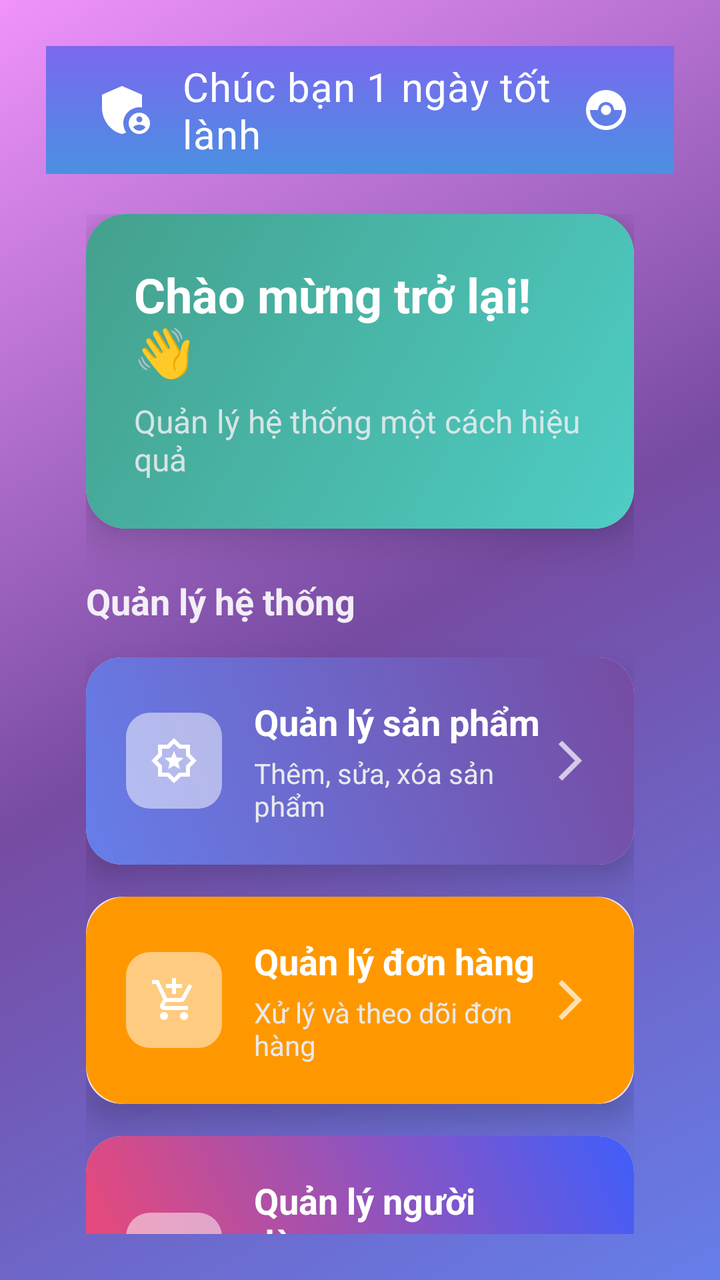
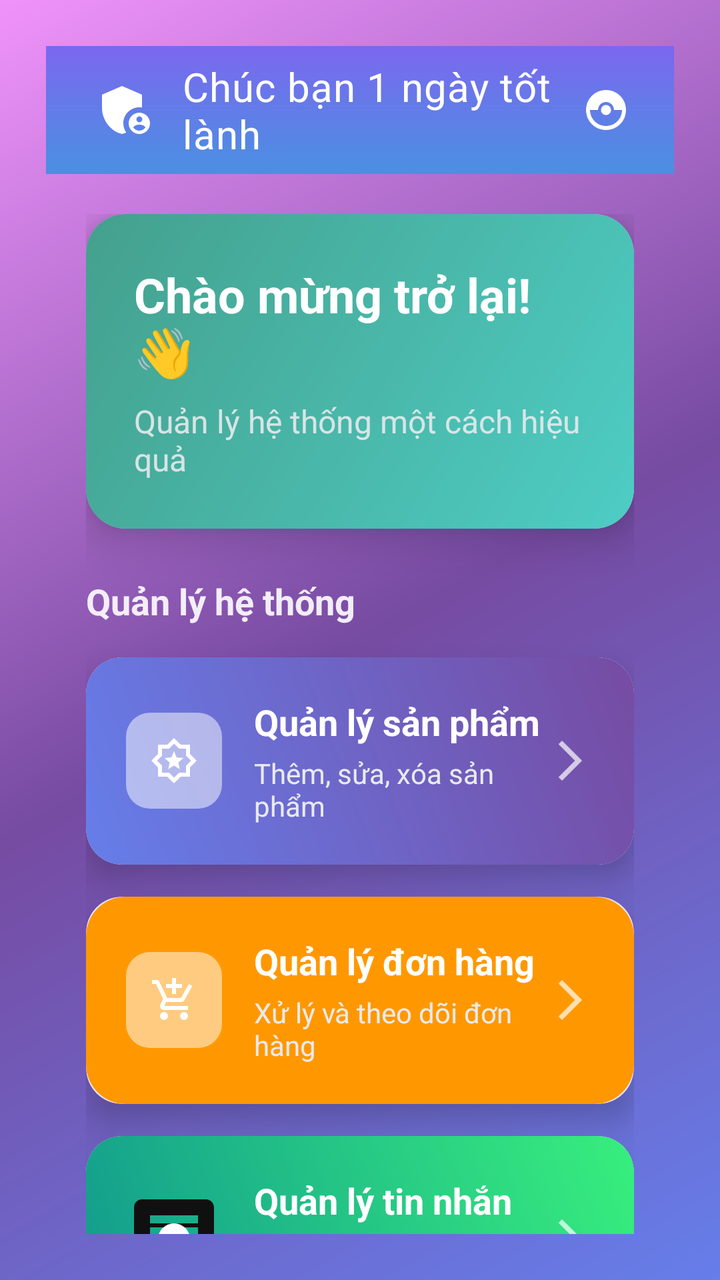

Before-and-after screenshots of an Android layout around one commit, followed by the original layout XML and the change that was made.
<!-- AndroidManifest.xml: application theme Theme.MyApplication -->
<!-- res/layout/activity_admin.xml -->
<?xml version="1.0" encoding="utf-8"?>
<androidx.coordinatorlayout.widget.CoordinatorLayout
    xmlns:android="http://schemas.android.com/apk/res/android"
    xmlns:app="http://schemas.android.com/apk/res-auto"
    android:layout_width="match_parent"
    android:layout_height="match_parent"
    android:padding="23dp"
    android:id="@+id/main"
    android:background="@drawable/gradient_background">

    
    <com.google.android.material.appbar.AppBarLayout
        android:layout_width="match_parent"
        android:layout_height="wrap_content"
        android:background="@drawable/toolbar_gradient"
        app:elevation="8dp">
        <com.google.android.material.appbar.MaterialToolbar
            android:id="@+id/toolbar"
            android:layout_width="match_parent"
            android:layout_height="64dp"
            android:background="@android:color/transparent"
            android:elevation="0dp">
            <LinearLayout
                android:layout_width="match_parent"
                android:layout_height="match_parent"
                android:orientation="horizontal"
                android:gravity="center_vertical"
                android:paddingStart="8dp"
                android:paddingEnd="16dp">
                <ImageView
                    android:layout_width="32dp"
                    android:layout_height="32dp"
                    android:src="@drawable/baseline_admin_panel_settings_24"
                    app:tint="@android:color/white"
                    android:layout_marginEnd="12dp" />
                <TextView
                    android:layout_width="0dp"
                    android:layout_height="wrap_content"
                    android:layout_weight="1"
                    android:text="Chúc bạn 1 ngày tốt lành"
                    android:textColor="@android:color/white"

                    android:textSize="20sp"
                   android:fontFamily="sans-serif"
                    android:letterSpacing="0.02" />
                <ImageView
                    android:id="@+id/btnProfile"
                    android:layout_width="36dp"
                    android:layout_height="36dp"
                    android:src="@drawable/baseline_catching_pokemon_24"
                    app:tint="@android:color/white"
                    android:background="?attr/selectableItemBackgroundBorderless"
                    android:padding="6dp" />

            </LinearLayout>
        </com.google.android.material.appbar.MaterialToolbar>
    </com.google.android.material.appbar.AppBarLayout>

    
    <androidx.core.widget.NestedScrollView
        android:layout_width="match_parent"
        android:layout_height="match_parent"
        app:layout_behavior="@string/appbar_scrolling_view_behavior"
        android:fillViewport="true">

        <LinearLayout
            android:layout_width="match_parent"
            android:layout_height="wrap_content"
            android:orientation="vertical"
            android:padding="20dp">

            
            <com.google.android.material.card.MaterialCardView
                android:layout_width="match_parent"
                android:layout_height="wrap_content"
                android:layout_marginBottom="24dp"
                app:cardCornerRadius="20dp"
                app:cardElevation="12dp"
                app:strokeWidth="0dp"
                android:background="@drawable/welcome_card_gradient">

                <LinearLayout
                    android:layout_width="match_parent"
                    android:layout_height="wrap_content"
                    android:orientation="vertical"
                    android:padding="24dp"
                    android:background="@drawable/welcome_card_gradient">

                    <TextView
                        android:layout_width="wrap_content"
                        android:layout_height="wrap_content"
                        android:text="Chào mừng trở lại! 👋"
                        android:textColor="@android:color/white"
                        android:textSize="24sp"
                        android:textStyle="bold"
                        android:layout_marginBottom="8dp" />

                    <TextView
                        android:layout_width="wrap_content"
                        android:layout_height="wrap_content"
                        android:text="Quản lý hệ thống một cách hiệu quả"
                        android:textColor="#E8EAED"
                        android:textSize="16sp"
                        android:alpha="0.9" />

                </LinearLayout>
            </com.google.android.material.card.MaterialCardView>



            
            <TextView
                android:layout_width="wrap_content"
                android:layout_height="wrap_content"
                android:text="Quản lý hệ thống"
                android:textColor="@android:color/white"
                android:textSize="18sp"
                android:textStyle="bold"
                android:layout_marginBottom="16dp"
                android:alpha="0.9" />


            <com.google.android.material.card.MaterialCardView
                android:id="@+id/cardManageProducts"
                android:layout_width="match_parent"
                android:layout_height="wrap_content"
                android:layout_marginBottom="16dp"
                app:cardCornerRadius="18dp"
                app:cardElevation="10dp"
                app:strokeWidth="0dp"
                android:foreground="?attr/selectableItemBackground"
                android:clickable="true"
                android:focusable="true">

                <LinearLayout
                    android:layout_width="match_parent"
                    android:layout_height="wrap_content"
                    android:orientation="horizontal"
                    android:padding="20dp"
                    android:gravity="center_vertical"
                    android:background="@drawable/card_gradient_1">

                    <LinearLayout
                        android:layout_width="48dp"
                        android:layout_height="48dp"
                        android:background="@drawable/icon_background_1"
                        android:gravity="center"
                        android:layout_marginEnd="16dp">

                        <ImageView
                            android:layout_width="24dp"
                            android:layout_height="24dp"
                            android:src="@drawable/outline_award_star_24"
                            app:tint="@android:color/white" />

                    </LinearLayout>

                    <LinearLayout
                        android:layout_width="0dp"
                        android:layout_height="wrap_content"
                        android:layout_weight="1"
                        android:orientation="vertical">

                        <TextView
                            android:layout_width="wrap_content"
                            android:layout_height="wrap_content"
                            android:text="Quản lý sản phẩm"
                            android:textColor="@android:color/white"
                            android:textSize="18sp"
                            android:textStyle="bold"
                            android:layout_marginBottom="4dp" />

                        <TextView
                            android:layout_width="wrap_content"
                            android:layout_height="wrap_content"
                            android:text="Thêm, sửa, xóa sản phẩm"
                            android:textColor="#E8EAED"
                            android:textSize="14sp"
                            android:alpha="1" />

                    </LinearLayout>

                    <ImageView
                        android:layout_width="wrap_content"
                        android:layout_height="24dp"
                        android:alpha="0.7"
                        android:src="@drawable/outline_arrow_forward_ios_24"
                        app:tint="@android:color/white" />

                </LinearLayout>
            </com.google.android.material.card.MaterialCardView>

            
            <com.google.android.material.card.MaterialCardView
                android:id="@+id/cardManageOrders"
                android:layout_width="match_parent"
                android:layout_height="wrap_content"
                android:layout_marginBottom="16dp"
                app:cardCornerRadius="18dp"
                app:cardElevation="10dp"
                app:strokeWidth="0dp"
                android:foreground="?attr/selectableItemBackground"
                android:clickable="true"
                android:focusable="true">

                <LinearLayout
                    android:layout_width="match_parent"
                    android:layout_height="wrap_content"
                    android:orientation="horizontal"
                    android:padding="20dp"
                    android:gravity="center_vertical"
                    android:background="@drawable/status_background_processing">

                    <LinearLayout
                        android:layout_width="48dp"
                        android:layout_height="48dp"
                        android:background="@drawable/icon_background_2"
                        android:gravity="center"
                        android:layout_marginEnd="16dp">

                        <ImageView
                            android:layout_width="24dp"
                            android:layout_height="24dp"
                            android:src="@drawable/baseline_add_shopping_cart_24"
                            app:tint="@android:color/white" />

                    </LinearLayout>

                    <LinearLayout
                        android:layout_width="0dp"
                        android:layout_height="wrap_content"
                        android:layout_weight="1"
                        android:orientation="vertical">

                        <TextView
                            android:layout_width="wrap_content"
                            android:layout_height="wrap_content"
                            android:text="Quản lý đơn hàng"
                            android:textColor="@android:color/white"
                            android:textSize="18sp"
                            android:textStyle="bold"
                            android:layout_marginBottom="4dp" />

                        <TextView
                            android:layout_width="wrap_content"
                            android:layout_height="wrap_content"
                            android:text="Xử lý và theo dõi đơn hàng"
                            android:textColor="#E8EAED"
                            android:textSize="14sp"
                            android:alpha="1" />

                    </LinearLayout>

                    <ImageView
                        android:layout_width="24dp"
                        android:layout_height="24dp"
                        android:src="@drawable/outline_arrow_forward_ios_24"
                       app:tint="@android:color/white"
                        android:alpha="0.7" />

                </LinearLayout>
            </com.google.android.material.card.MaterialCardView>

            
            <com.google.android.material.card.MaterialCardView
                android:id="@+id/cardUserManagement"
                android:layout_width="match_parent"
                android:layout_height="wrap_content"
                android:layout_marginBottom="16dp"
                app:cardCornerRadius="18dp"
                app:cardElevation="10dp"
                app:strokeWidth="0dp"
                android:foreground="?attr/selectableItemBackground"
                android:clickable="true"
                android:focusable="true">

                <LinearLayout
                    android:layout_width="match_parent"
                    android:layout_height="wrap_content"
                    android:orientation="horizontal"
                    android:padding="20dp"
                    android:gravity="center_vertical"
                    android:background="@drawable/card_gradient_3">

                    <LinearLayout
                        android:layout_width="48dp"
                        android:layout_height="48dp"
                        android:background="@drawable/icon_background_2"
                        android:gravity="center"
                        android:layout_marginEnd="16dp">

                        <ImageView
                            android:layout_width="24dp"
                            android:layout_height="24dp"
                            android:src="@drawable/outline_account_child_24"
                            app:tint="@android:color/white" />

                    </LinearLayout>

                    <LinearLayout
                        android:layout_width="0dp"
                        android:layout_height="wrap_content"
                        android:layout_weight="1"
                        android:orientation="vertical">

                        <TextView
                            android:layout_width="wrap_content"
                            android:layout_height="wrap_content"
                            android:text="Quản lý người dùng"
                            android:textColor="@android:color/white"
                            android:textSize="18sp"
                            android:textStyle="bold"
                            android:layout_marginBottom="4dp" />

                        <TextView
                            android:layout_width="wrap_content"
                            android:layout_height="wrap_content"
                            android:text="Quản lý tài khoản người dùng"
                            android:textColor="#E8EAED"
                            android:textSize="14sp"
                            android:alpha="1" />

                    </LinearLayout>

                    <ImageView
                        android:layout_width="24dp"
                        android:layout_height="24dp"
                        android:src="@drawable/outline_arrow_forward_ios_24"
                        app:tint="@android:color/white"
                        android:alpha="0.7" />

                </LinearLayout>
            </com.google.android.material.card.MaterialCardView>

            
            <com.google.android.material.card.MaterialCardView
                android:id="@+id/cardRevenueReport"
                android:layout_width="match_parent"
                android:layout_height="wrap_content"
                android:layout_marginBottom="24dp"
                app:cardCornerRadius="18dp"
                app:cardElevation="10dp"
                app:strokeWidth="0dp"
                android:foreground="?attr/selectableItemBackground"
                android:clickable="true"
                android:focusable="true">

                <LinearLayout
                    android:layout_width="match_parent"
                    android:layout_height="wrap_content"
                    android:orientation="horizontal"
                    android:padding="20dp"
                    android:gravity="center_vertical"
                    android:background="@drawable/card_gradient_4">

                    <LinearLayout
                        android:layout_width="48dp"
                        android:layout_height="48dp"
                        android:background="@drawable/icon_background_2"
                        android:gravity="center"
                        android:layout_marginEnd="16dp">

                        <ImageView
                            android:layout_width="24dp"
                            android:layout_height="24dp"
                            android:src="@drawable/outline_balance_24"
                            app:tint="@android:color/white" />

                    </LinearLayout>

                    <LinearLayout
                        android:layout_width="0dp"
                        android:layout_height="wrap_content"
                        android:layout_weight="1"
                        android:orientation="vertical">

                        <TextView
                            android:layout_width="wrap_content"
                            android:layout_height="wrap_content"
                            android:text="Báo cáo doanh thu"
                            android:textColor="@android:color/white"
                            android:textSize="18sp"
                            android:textStyle="bold"
                            android:layout_marginBottom="4dp" />

                        <TextView
                            android:layout_width="wrap_content"
                            android:layout_height="wrap_content"
                            android:text="Xem thống kê và báo cáo"
                            android:textColor="#E8EAED"
                            android:textSize="14sp"
                            android:alpha="1" />

                    </LinearLayout>

                    <ImageView
                        android:layout_width="24dp"
                        android:layout_height="24dp"
                        android:src="@drawable/outline_arrow_forward_ios_24"
                        app:tint="@android:color/white"
                        android:alpha="0.7" />

                </LinearLayout>
            </com.google.android.material.card.MaterialCardView>
        </LinearLayout>
    </androidx.core.widget.NestedScrollView>
</androidx.coordinatorlayout.widget.CoordinatorLayout>
<!-- resources referenced by this layout -->
<resources>
  <!-- drawable card_gradient_1 (drawable) -->
  <?xml version="1.0" encoding="utf-8"?>
  <shape xmlns:android="http://schemas.android.com/apk/res/android">
      <gradient
          android:angle="45"
          android:startColor="#667eea"
          android:endColor="#764ba2"
          android:type="linear" />
      <corners android:radius="18dp" />
  </shape>
  <!-- drawable card_gradient_3 (drawable) -->
  <?xml version="1.0" encoding="utf-8"?>
  <shape xmlns:android="http://schemas.android.com/apk/res/android">
      <gradient
          android:angle="45"
          android:startColor="#FC466B"
          android:endColor="#3F5EFB"
          android:type="linear" />
      <corners android:radius="18dp" />
  </shape>
  <!-- drawable card_gradient_4 (drawable) -->
  <?xml version="1.0" encoding="utf-8"?>
  <shape xmlns:android="http://schemas.android.com/apk/res/android">
      <gradient
          android:angle="45"
          android:startColor="#FDBB2D"
          android:endColor="#22C1C3"
          android:type="linear" />
      <corners android:radius="18dp" />
  </shape>
  <!-- drawable gradient_background (drawable) -->
  <?xml version="1.0" encoding="utf-8"?>
  <shape xmlns:android="http://schemas.android.com/apk/res/android">
      <gradient
          android:angle="135"
          android:startColor="#667EEA"
          android:centerColor="#764BA2"
          android:endColor="#F093FB"
          android:type="linear" />
  </shape>
  <!-- drawable icon_background_1 (drawable) -->
  <?xml version="1.0" encoding="utf-8"?>
  <shape xmlns:android="http://schemas.android.com/apk/res/android">
      <solid android:color="#80FFFFFF" />
      <corners android:radius="12dp" />
  </shape>
  <!-- drawable icon_background_2 (drawable) -->
  <?xml version="1.0" encoding="utf-8"?>
  <shape xmlns:android="http://schemas.android.com/apk/res/android">
      <solid android:color="#80FFFFFF" />
      <corners android:radius="12dp" />
  </shape>
  <!-- drawable status_background_processing (drawable) -->
  <?xml version="1.0" encoding="utf-8"?>
  <shape xmlns:android="http://schemas.android.com/apk/res/android"
      android:shape="rectangle">
      <solid android:color="#FF9800" />
      <corners android:radius="20dp" />
  </shape>
  <!-- drawable toolbar_gradient (drawable) -->
  <?xml version="1.0" encoding="utf-8"?>
  <shape xmlns:android="http://schemas.android.com/apk/res/android">
      <gradient
          android:angle="90"
          android:startColor="#4A90E2"
          android:endColor="#7B68EE"
          android:type="linear" />
  </shape>
  <style name="Theme.MyApplication" parent="Base.Theme.MyApplication" />
  <style name="Base.Theme.MyApplication" parent="Theme.Material3.DayNight.NoActionBar">
          
          
      </style>
  <!-- unchanged entries left out for length: 8 -->
</resources>

<!-- the commit's change to res/layout/activity_admin.xml (unified diff, before → after) -->
@@ -39,9 +39,8 @@
                     android:layout_weight="1"
                     android:text="Chúc bạn 1 ngày tốt lành"
                     android:textColor="@android:color/white"
-
                     android:textSize="20sp"
-                   android:fontFamily="sans-serif"
+                    android:fontFamily="sans-serif"
                     android:letterSpacing="0.02" />
                 <ImageView
                     android:id="@+id/btnProfile"
@@ -106,8 +105,6 @@
                 </LinearLayout>
             </com.google.android.material.card.MaterialCardView>
 
-
-
             
             <TextView
                 android:layout_width="wrap_content"
@@ -119,7 +116,7 @@
                 android:layout_marginBottom="16dp"
                 android:alpha="0.9" />
 
-
+            
             <com.google.android.material.card.MaterialCardView
                 android:id="@+id/cardManageProducts"
                 android:layout_width="match_parent"
@@ -255,7 +252,7 @@
                         android:layout_width="24dp"
                         android:layout_height="24dp"
                         android:src="@drawable/outline_arrow_forward_ios_24"
-                       app:tint="@android:color/white"
+                        app:tint="@android:color/white"
                         android:alpha="0.7" />
 
                 </LinearLayout>
@@ -263,7 +260,7 @@
 
             
             <com.google.android.material.card.MaterialCardView
-                android:id="@+id/cardUserManagement"
+                android:id="@+id/cardManageMessages"
                 android:layout_width="match_parent"
                 android:layout_height="wrap_content"
                 android:layout_marginBottom="16dp"
@@ -280,19 +277,19 @@
                     android:orientation="horizontal"
                     android:padding="20dp"
                     android:gravity="center_vertical"
-                    android:background="@drawable/card_gradient_3">
+                    android:background="@drawable/card_gradient_2">
 
                     <LinearLayout
                         android:layout_width="48dp"
                         android:layout_height="48dp"
-                        android:background="@drawable/icon_background_2"
+                        android:background="@drawable/baseline_chat_24"
                         android:gravity="center"
                         android:layout_marginEnd="16dp">
 
                         <ImageView
                             android:layout_width="24dp"
                             android:layout_height="24dp"
-                            android:src="@drawable/outline_account_child_24"
+                            android:src="@drawable/baseline_fiber_manual_record_24"
                             app:tint="@android:color/white" />
 
                     </LinearLayout>
@@ -306,7 +303,7 @@
                         <TextView
                             android:layout_width="wrap_content"
                             android:layout_height="wrap_content"
-                            android:text="Quản lý người dùng"
+                            android:text="Quản lý tin nhắn"
                             android:textColor="@android:color/white"
                             android:textSize="18sp"
                             android:textStyle="bold"
@@ -315,7 +312,7 @@
                         <TextView
                             android:layout_width="wrap_content"
                             android:layout_height="wrap_content"
-                            android:text="Quản lý tài khoản người dùng"
+                            android:text="Trả lời và quản lý tin nhắn khách hàng"
                             android:textColor="#E8EAED"
                             android:textSize="14sp"
                             android:alpha="1" />
@@ -334,10 +331,10 @@
 
             
             <com.google.android.material.card.MaterialCardView
-                android:id="@+id/cardRevenueReport"
-                android:layout_width="match_parent"
-                android:layout_height="wrap_content"
-                android:layout_marginBottom="24dp"
+                android:id="@+id/cardUserManagement"
+                android:layout_width="match_parent"
+                android:layout_height="wrap_content"
+                android:layout_marginBottom="16dp"
                 app:cardCornerRadius="18dp"
                 app:cardElevation="10dp"
                 app:strokeWidth="0dp"
@@ -351,7 +348,7 @@
                     android:orientation="horizontal"
                     android:padding="20dp"
                     android:gravity="center_vertical"
-                    android:background="@drawable/card_gradient_4">
+                    android:background="@drawable/card_gradient_3">
 
                     <LinearLayout
                         android:layout_width="48dp"
@@ -363,7 +360,7 @@
                         <ImageView
                             android:layout_width="24dp"
                             android:layout_height="24dp"
-                            android:src="@drawable/outline_balance_24"
+                            android:src="@drawable/outline_account_child_24"
                             app:tint="@android:color/white" />
 
                     </LinearLayout>
@@ -377,7 +374,7 @@
                         <TextView
                             android:layout_width="wrap_content"
                             android:layout_height="wrap_content"
-                            android:text="Báo cáo doanh thu"
+                            android:text="Quản lý người dùng"
                             android:textColor="@android:color/white"
                             android:textSize="18sp"
                             android:textStyle="bold"
@@ -386,7 +383,7 @@
                         <TextView
                             android:layout_width="wrap_content"
                             android:layout_height="wrap_content"
-                            android:text="Xem thống kê và báo cáo"
+                            android:text="Quản lý tài khoản người dùng"
                             android:textColor="#E8EAED"
                             android:textSize="14sp"
                             android:alpha="1" />
@@ -402,6 +399,77 @@
 
                 </LinearLayout>
             </com.google.android.material.card.MaterialCardView>
+
+            
+            <com.google.android.material.card.MaterialCardView
+                android:id="@+id/cardRevenueReport"
+                android:layout_width="match_parent"
+                android:layout_height="wrap_content"
+                android:layout_marginBottom="24dp"
+                app:cardCornerRadius="18dp"
+                app:cardElevation="10dp"
+                app:strokeWidth="0dp"
+                android:foreground="?attr/selectableItemBackground"
+                android:clickable="true"
+                android:focusable="true">
+
+                <LinearLayout
+                    android:layout_width="match_parent"
+                    android:layout_height="wrap_content"
+                    android:orientation="horizontal"
+                    android:padding="20dp"
+                    android:gravity="center_vertical"
+                    android:background="@drawable/card_gradient_4">
+
+                    <LinearLayout
+                        android:layout_width="48dp"
+                        android:layout_height="48dp"
+                        android:background="@drawable/icon_background_2"
+                        android:gravity="center"
+                        android:layout_marginEnd="16dp">
+
+                        <ImageView
+                            android:layout_width="24dp"
+                            android:layout_height="24dp"
+                            android:src="@drawable/outline_balance_24"
+                            app:tint="@android:color/white" />
+
+                    </LinearLayout>
+
+                    <LinearLayout
+                        android:layout_width="0dp"
+                        android:layout_height="wrap_content"
+                        android:layout_weight="1"
+                        android:orientation="vertical">
+
+                        <TextView
+                            android:layout_width="wrap_content"
+                            android:layout_height="wrap_content"
+                            android:text="Báo cáo doanh thu"
+                            android:textColor="@android:color/white"
+                            android:textSize="18sp"
+                            android:textStyle="bold"
+                            android:layout_marginBottom="4dp" />
+
+                        <TextView
+                            android:layout_width="wrap_content"
+                            android:layout_height="wrap_content"
+                            android:text="Xem thống kê và báo cáo"
+                            android:textColor="#E8EAED"
+                            android:textSize="14sp"
+                            android:alpha="1" />
+
+                    </LinearLayout>
+
+                    <ImageView
+                        android:layout_width="24dp"
+                        android:layout_height="24dp"
+                        android:src="@drawable/outline_arrow_forward_ios_24"
+                        app:tint="@android:color/white"
+                        android:alpha="0.7" />
+
+                </LinearLayout>
+            </com.google.android.material.card.MaterialCardView>
         </LinearLayout>
     </androidx.core.widget.NestedScrollView>
 </androidx.coordinatorlayout.widget.CoordinatorLayout>
<!-- resource entries referenced after the edit -->
@@ -1,5 +1,17 @@
 <!-- resources referenced by this layout -->
 <resources>
+  <!-- drawable baseline_chat_24 (drawable) -->
+  <vector xmlns:android="http://schemas.android.com/apk/res/android" android:autoMirrored="true" android:height="24dp" android:tint="#101010" android:viewportHeight="24" android:viewportWidth="24" android:width="24dp">
+        
+      <path android:fillColor="@android:color/white" android:pathData="M20,2L4,2c-1.1,0 -1.99,0.9 -1.99,2L2,22l4,-4h14c1.1,0 2,-0.9 2,-2L22,4c0,-1.1 -0.9,-2 -2,-2zM6,9h12v2L6,11L6,9zM14,14L6,14v-2h8v2zM18,8L6,8L6,6h12v2z"/>
+      
+  </vector>
+  <!-- drawable baseline_fiber_manual_record_24 (drawable) -->
+  <vector xmlns:android="http://schemas.android.com/apk/res/android" android:height="24dp" android:tint="#101010" android:viewportHeight="24" android:viewportWidth="24" android:width="24dp">
+        
+      <path android:fillColor="@android:color/white" android:pathData="M12,12m-8,0a8,8 0,1 1,16 0a8,8 0,1 1,-16 0"/>
+      
+  </vector>
   <!-- drawable card_gradient_1 (drawable) -->
   <?xml version="1.0" encoding="utf-8"?>
   <shape xmlns:android="http://schemas.android.com/apk/res/android">
@@ -7,6 +19,16 @@
           android:angle="45"
           android:startColor="#667eea"
           android:endColor="#764ba2"
+          android:type="linear" />
+      <corners android:radius="18dp" />
+  </shape>
+  <!-- drawable card_gradient_2 (drawable) -->
+  <?xml version="1.0" encoding="utf-8"?>
+  <shape xmlns:android="http://schemas.android.com/apk/res/android">
+      <gradient
+          android:angle="45"
+          android:startColor="#11998e"
+          android:endColor="#38ef7d"
           android:type="linear" />
       <corners android:radius="18dp" />
   </shape>
